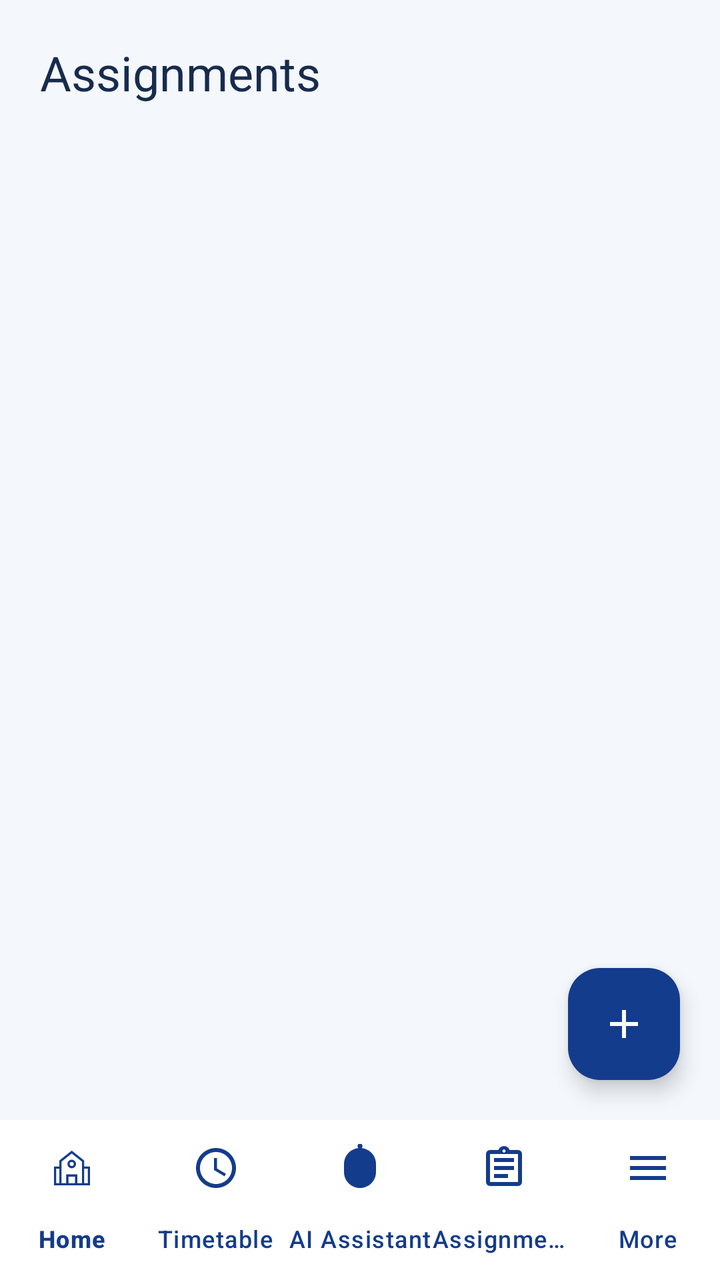
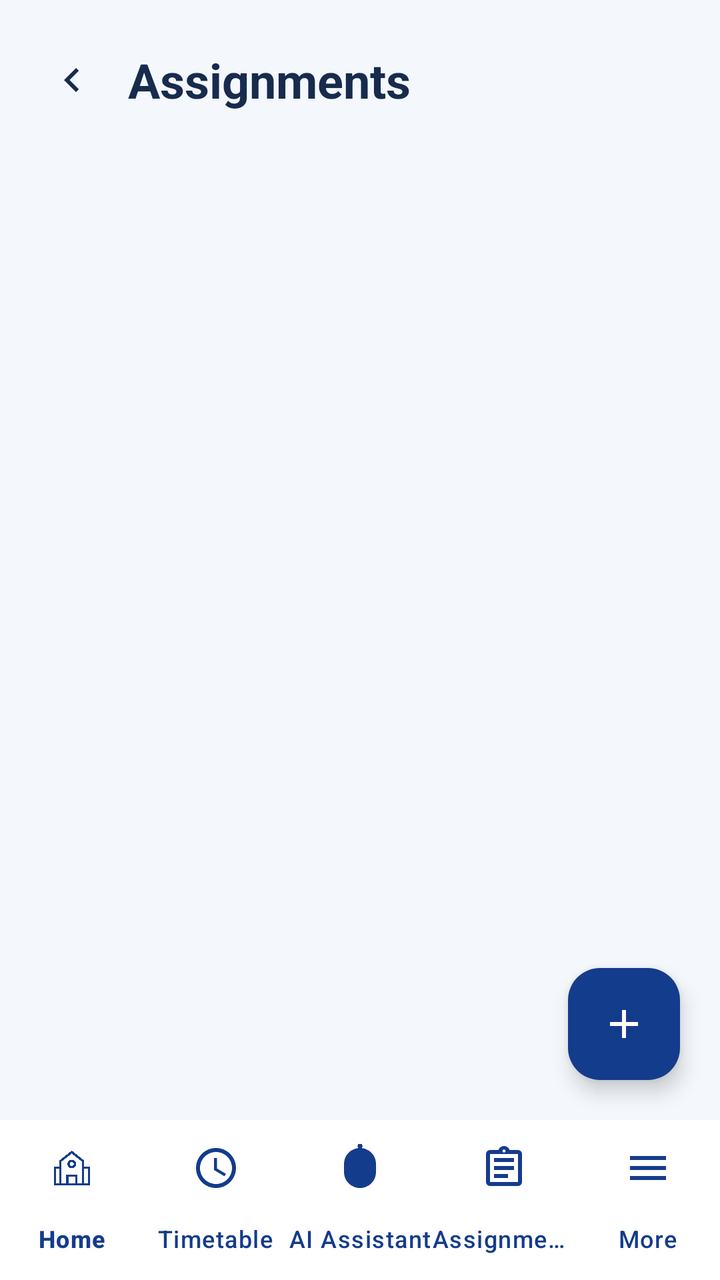

Two renders of the same Android screen: before a commit and after it. Below are the layout's source before the change and the commit's diff.
<!-- AndroidManifest.xml: application theme Theme.MyCampusComp -->
<!-- res/layout/activity_assignments.xml -->
<?xml version="1.0" encoding="utf-8"?>
<androidx.constraintlayout.widget.ConstraintLayout xmlns:android="http://schemas.android.com/apk/res/android"
    xmlns:app="http://schemas.android.com/apk/res-auto"
    xmlns:tools="http://schemas.android.com/tools"
    android:layout_width="match_parent"
    android:layout_height="match_parent"
    android:background="@color/screen_background"
    tools:context=".AssignmentsActivity">

    <TextView
        android:id="@+id/tvTitle"
        android:layout_width="wrap_content"
        android:layout_height="wrap_content"
        android:layout_margin="20dp"
        android:text="@string/assignments"
        android:textColor="@color/text_main"
        android:textSize="24sp"
        app:layout_constraintStart_toStartOf="parent"
        app:layout_constraintTop_toTopOf="parent" />

    <TextView
        android:id="@+id/layoutOfflineBannerAssignments"
        android:layout_width="match_parent"
        android:layout_height="wrap_content"
        android:layout_marginTop="8dp"
        android:background="@color/warn_bg"
        android:gravity="center"
        android:padding="8dp"
        android:textColor="@color/warn_text"
        android:textSize="12sp"
        android:textStyle="bold"
        android:visibility="gone"
        app:layout_constraintTop_toBottomOf="@id/tvTitle" />

    <TextView
        android:id="@+id/tvEmptyState"
        android:layout_width="0dp"
        android:layout_height="wrap_content"
        android:layout_marginHorizontal="20dp"
        android:layout_marginTop="40dp"
        android:gravity="center"
        android:text="@string/no_assignments_yet"
        android:textColor="@color/text_muted"
        android:textSize="14sp"
        android:visibility="gone"
        app:layout_constraintEnd_toEndOf="parent"
        app:layout_constraintStart_toStartOf="parent"
        app:layout_constraintTop_toBottomOf="@id/layoutOfflineBannerAssignments" />

    <androidx.recyclerview.widget.RecyclerView
        android:id="@+id/rvAssignments"
        android:layout_width="match_parent"
        android:layout_height="0dp"
        android:layout_marginTop="8dp"
        android:clipToPadding="false"
        android:paddingHorizontal="16dp"
        android:paddingBottom="88dp"
        app:layout_constraintBottom_toTopOf="@id/bottomNavigation"
        app:layout_constraintTop_toBottomOf="@id/layoutOfflineBannerAssignments" />

    <com.google.android.material.floatingactionbutton.FloatingActionButton
        android:id="@+id/fabAddAssignment"
        android:layout_width="wrap_content"
        android:layout_height="wrap_content"
        android:layout_marginEnd="20dp"
        android:layout_marginBottom="20dp"
        android:src="@drawable/ic_add_white"
        app:backgroundTint="@color/brand_primary"
        app:layout_constraintBottom_toTopOf="@id/bottomNavigation"
        app:layout_constraintEnd_toEndOf="parent"
        app:tint="@color/white" />

    <com.google.android.material.bottomnavigation.BottomNavigationView
        android:id="@+id/bottomNavigation"
        android:layout_width="match_parent"
        android:layout_height="wrap_content"
        android:background="@color/card_surface"
        android:elevation="16dp"
        app:itemIconTint="@color/brand_primary"
        app:itemTextColor="@color/brand_primary"
        app:labelVisibilityMode="labeled"
        app:layout_constraintBottom_toBottomOf="parent"
        app:menu="@menu/bottom_nav_menu" />

</androidx.constraintlayout.widget.ConstraintLayout>
<!-- resources referenced by this layout -->
<resources>
  <color name="brand_primary">#143C8C</color>
  <color name="card_surface">#FFFFFF</color>
  <color name="screen_background">#F4F7FC</color>
  <color name="text_main">#172B4D</color>
  <color name="text_muted">#7A869A</color>
  <color name="warn_bg">#FFF3CD</color>
  <color name="warn_text">#856404</color>
  <color name="white">#FFFFFFFF</color>
  <!-- drawable ic_add_white (drawable) -->
  <vector xmlns:android="http://schemas.android.com/apk/res/android"
      android:width="24dp"
      android:height="24dp"
      android:viewportWidth="24"
      android:viewportHeight="24">
      <path
          android:fillColor="#FFFFFF"
          android:pathData="M19,13h-6v6h-2v-6H5v-2h6V5h2v6h6V13z" />
  </vector>
  <string name="assignments">Assignments</string>
  <string name="no_assignments_yet">No assignments yet. Tap + to add one.</string>
  <style name="Theme.MyCampusComp" parent="Base.Theme.MyCampusComp" />
  <style name="Base.Theme.MyCampusComp" parent="Theme.Material3.DayNight.NoActionBar">
          
          
      </style>
</resources>

<!-- the commit's change to res/layout/activity_assignments.xml (unified diff, before → after) -->
@@ -7,16 +7,40 @@
     android:background="@color/screen_background"
     tools:context=".AssignmentsActivity">
 
-    <TextView
-        android:id="@+id/tvTitle"
-        android:layout_width="wrap_content"
+    <LinearLayout
+        android:id="@+id/topBar"
+        android:layout_width="0dp"
         android:layout_height="wrap_content"
-        android:layout_margin="20dp"
-        android:text="@string/assignments"
-        android:textColor="@color/text_main"
-        android:textSize="24sp"
+        android:gravity="center_vertical"
+        android:orientation="horizontal"
+        android:paddingStart="16dp"
+        android:paddingTop="20dp"
+        android:paddingEnd="16dp"
+        app:layout_constraintEnd_toEndOf="parent"
         app:layout_constraintStart_toStartOf="parent"
-        app:layout_constraintTop_toTopOf="parent" />
+        app:layout_constraintTop_toTopOf="parent">
+
+        <ImageButton
+            android:id="@+id/btnBack"
+            android:layout_width="40dp"
+            android:layout_height="40dp"
+            android:background="?attr/selectableItemBackgroundBorderless"
+            android:contentDescription="@string/back_text"
+            android:src="@drawable/ic_chevron_down"
+            android:rotation="90"
+            app:tint="@color/text_main" />
+
+        <TextView
+            android:id="@+id/tvTitle"
+            android:layout_width="wrap_content"
+            android:layout_height="wrap_content"
+            android:layout_marginStart="8dp"
+            android:text="@string/assignments"
+            android:textColor="@color/text_main"
+            android:textSize="24sp"
+            android:textStyle="bold" />
+
+    </LinearLayout>
 
     <TextView
         android:id="@+id/layoutOfflineBannerAssignments"
@@ -30,7 +54,7 @@
         android:textSize="12sp"
         android:textStyle="bold"
         android:visibility="gone"
-        app:layout_constraintTop_toBottomOf="@id/tvTitle" />
+        app:layout_constraintTop_toBottomOf="@id/topBar" />
 
     <TextView
         android:id="@+id/tvEmptyState"
<!-- resource entries referenced after the edit -->
@@ -18,7 +18,18 @@
           android:fillColor="#FFFFFF"
           android:pathData="M19,13h-6v6h-2v-6H5v-2h6V5h2v6h6V13z" />
   </vector>
+  <!-- drawable ic_chevron_down (drawable) -->
+  <vector xmlns:android="http://schemas.android.com/apk/res/android"
+      android:width="24dp"
+      android:height="24dp"
+      android:viewportWidth="24"
+      android:viewportHeight="24">
+      <path
+          android:fillColor="#8E94A3"
+          android:pathData="M7.41,8.59L12,13.17l4.59-4.58L18,10l-6,6l-6,-6L7.41,8.59z" />
+  </vector>
   <string name="assignments">Assignments</string>
+  <string name="back_text">Back</string>
   <string name="no_assignments_yet">No assignments yet. Tap + to add one.</string>
   <style name="Theme.MyCampusComp" parent="Base.Theme.MyCampusComp" />
   <style name="Base.Theme.MyCampusComp" parent="Theme.Material3.DayNight.NoActionBar">
